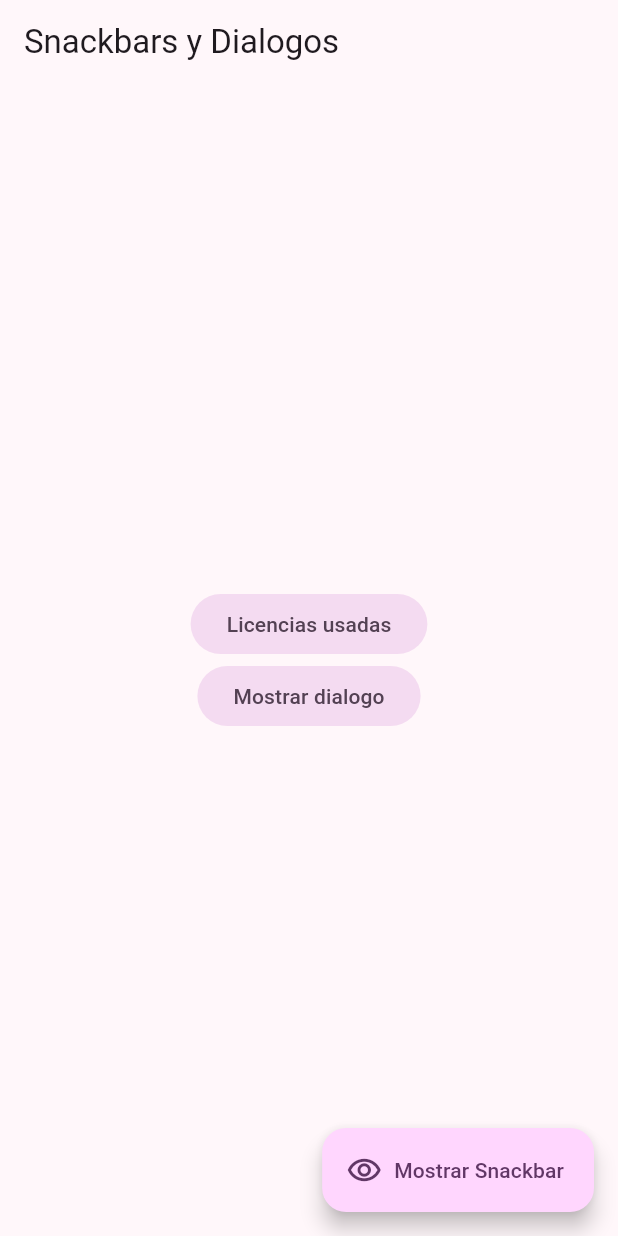
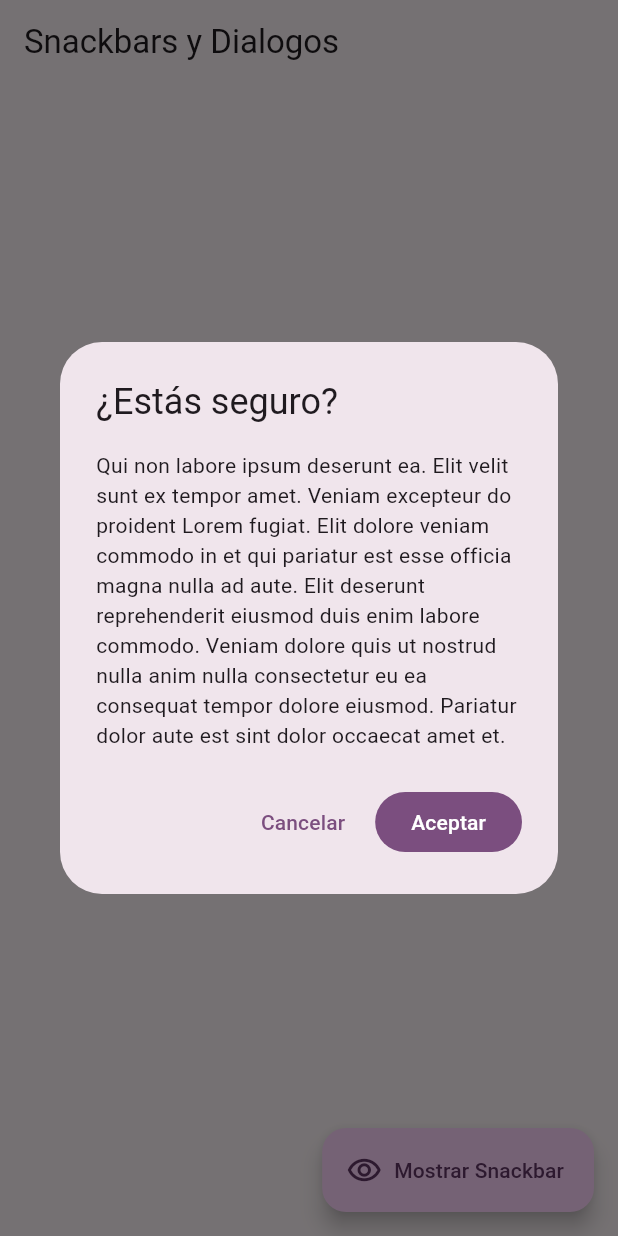
Before and after one commit to AgnosticSix/widgets_app, a Flutter app: the SnackbarScreen screen opened by its route, after a tap on "Mostrar dialogo", on a phone screen of 412 x 824 dp. Run offline on Flutter 3.47's test engine with Material 2 defaults, Android fonts, the phone set to English and light mode, and no system bars; our stand-ins replace go_router.

Commit message:
snackbars and dialogs finished

```diff
--- a/lib/main.dart
+++ b/lib/main.dart
@@ -12,6 +12,7 @@ class MainApp extends StatelessWidget {
   @override
   Widget build(BuildContext context) {
     return  MaterialApp.router(
+      title: 'Flutter Widgets',
       debugShowCheckedModeBanner: false,
       theme: AppTheme(selectedColor: 4).getTheme(),
       routerConfig: appRouter,
--- a/lib/presentation/screens/snackbar/snackbar_screen.dart
+++ b/lib/presentation/screens/snackbar/snackbar_screen.dart
@@ -1,4 +1,5 @@
 import 'package:flutter/material.dart';
+import 'package:go_router/go_router.dart';
 
 class SnackbarScreen extends StatelessWidget {
   static const name = 'snackbar_screen';
@@ -9,10 +10,31 @@ class SnackbarScreen extends StatelessWidget {
     final snackbar = SnackBar(
       content: const Text('Hola mundo'),
       action: SnackBarAction(label: 'Ok!', onPressed: (){},),
-      duration: Duration(seconds: 2),
+      duration: const Duration(seconds: 2),
     );
 
     ScaffoldMessenger.of(context).showSnackBar(snackbar);
+  }
+
+  void openDialog(BuildContext context) {
+    showDialog(
+      context: context,
+      barrierDismissible: false,
+      builder: (context) => AlertDialog(
+        title: const Text('¿Estás seguro?'),
+        content: const Text('Qui non labore ipsum deserunt ea. Elit velit sunt ex tempor amet. Veniam excepteur do proident Lorem fugiat. Elit dolore veniam commodo in et qui pariatur est esse officia magna nulla ad aute. Elit deserunt reprehenderit eiusmod duis enim labore commodo. Veniam dolore quis ut nostrud nulla anim nulla consectetur eu ea consequat tempor dolore eiusmod. Pariatur dolor aute est sint dolor occaecat amet et.'),
+        actions: [
+          TextButton(
+            onPressed: () => context.pop(),
+            child: const Text('Cancelar'),
+          ),
+          FilledButton(
+            onPressed: () => context.pop(),
+            child: const Text('Aceptar'),
+          ),
+        ],
+      ),
+    );
   }
 
   @override
@@ -26,11 +48,13 @@ class SnackbarScreen extends StatelessWidget {
           mainAxisAlignment: MainAxisAlignment.center,
           children: [
             FilledButton.tonal(
-              onPressed: (){},
+              onPressed: (){
+                showAboutDialog(context: context, children: [const Text('Elit ad fugiat dolore cillum ad culpa aliquip. Nisi ipsum sint excepteur amet. Cillum commodo officia esse est culpa velit ad Lorem quis id officia labore eiusmod cupidatat. Non culpa Lorem ipsum anim esse ullamco ex adipisicing. Do ut excepteur dolor irure commodo tempor id incididunt ut elit do eu. Proident sunt nulla voluptate exercitation labore esse.')]);
+              },
               child: const Text('Licencias usadas'),
             ),
             FilledButton.tonal(
-              onPressed: (){},
+              onPressed: () => openDialog(context),
               child: const Text('Mostrar dialogo'),
             ),
           ],
```
